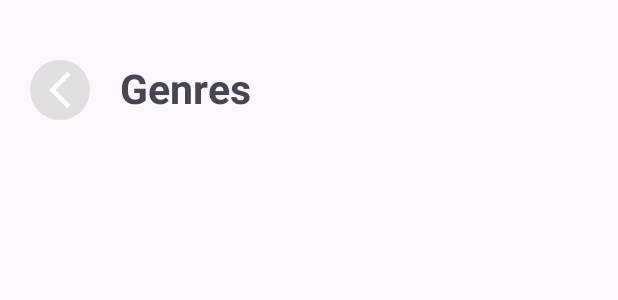
After one commit to DogacTanriverdi/MovieApp, an Android app: the layout fragment_movie_genre.xml on its own in the app's theme, with its tools: preview values and no code run, on a phone screen of 412 x 824 dp. The commit adds this screen. Shown: the top 300 px of the screen. Run offline under Robolectric (Android 15) with nearby library versions, the phone set to English and light mode, and no system bars.

Commit message:
Add and complete movie genre screen

```diff
--- /dev/null
+++ b/app/src/main/res/layout/fragment_movie_genre.xml
@@ -0,0 +1,52 @@
+<?xml version="1.0" encoding="utf-8"?>
+<LinearLayout xmlns:android="http://schemas.android.com/apk/res/android"
+    android:layout_width="match_parent"
+    android:layout_height="match_parent"
+    xmlns:tools="http://schemas.android.com/tools"
+    xmlns:app="http://schemas.android.com/apk/res-auto"
+    android:orientation="vertical"
+    tools:context=".presentation.genre.movie.MovieGenreFragment">
+
+    <LinearLayout
+        android:layout_width="match_parent"
+        android:layout_height="wrap_content"
+        android:layout_margin="10dp"
+        android:layout_gravity="center"
+        android:orientation="horizontal">
+
+    <ImageButton
+        android:id="@+id/ibBack"
+        android:layout_width="40dp"
+        android:layout_height="40dp"
+        android:layout_marginStart="10dp"
+        android:layout_marginTop="30dp"
+        android:background="@drawable/bg_image_btn"
+        android:contentDescription="@string/back_button"
+        android:padding="5dp"
+        android:scaleType="centerCrop"
+        android:src="@drawable/ic_back"
+        app:tint="@color/white" />
+
+    <TextView
+        android:id="@+id/tvGenres"
+        android:layout_width="wrap_content"
+        android:layout_height="wrap_content"
+        android:text="@string/genres"
+        android:textSize="27sp"
+        android:textStyle="bold"
+        android:layout_marginStart="20dp"
+        android:layout_marginTop="30dp"
+        />
+
+    </LinearLayout>
+
+    <androidx.recyclerview.widget.RecyclerView
+        android:id="@+id/rvMovieGenre"
+        android:layout_width="match_parent"
+        android:layout_height="wrap_content"
+        android:layout_margin="10dp"
+        app:layoutManager="androidx.recyclerview.widget.GridLayoutManager"
+        app:spanCount="2"
+        />
+
+</LinearLayout>
--- a/app/src/main/res/values/strings.xml
+++ b/app/src/main/res/values/strings.xml
@@ -18,10 +18,11 @@
     <string name="cast_profile_picture">Cast profile picture</string>
     <string name="casts">Casts</string>
     <string name="movies">Movies</string>
-    <string name="read_more">Read more...</string>
+    <string name="read_more">Read more…</string>
     <string name="actor_image">Actor image</string>
     <string name="tv_series">Tv Series</string>
     <string name="read_less">Read less</string>
-    <string name="search">Search...</string>
+    <string name="search">Search…</string>
     <string name="poster">Poster</string>
+    <string name="genres">Genres</string>
 </resources>
```
Also changed, not shown: app/src/main/java/com/dogactanriverdi/movieapp/presentation/genre/movie/MovieGenreFragment.kt (added, +79 -0 lines), app/src/main/java/com/dogactanriverdi/movieapp/presentation/genre/movie/adapter/MovieGenreAdapter.kt (added, +69 -0 lines), app/src/main/java/com/dogactanriverdi/movieapp/presentation/moviedetail/MovieDetailFragment.kt (+8 -2 lines), app/src/main/res/layout/grid_movie_item.xml (added, +24 -0 lines), app/src/main/res/navigation/nav_graph.xml (+18 -0 lines).
